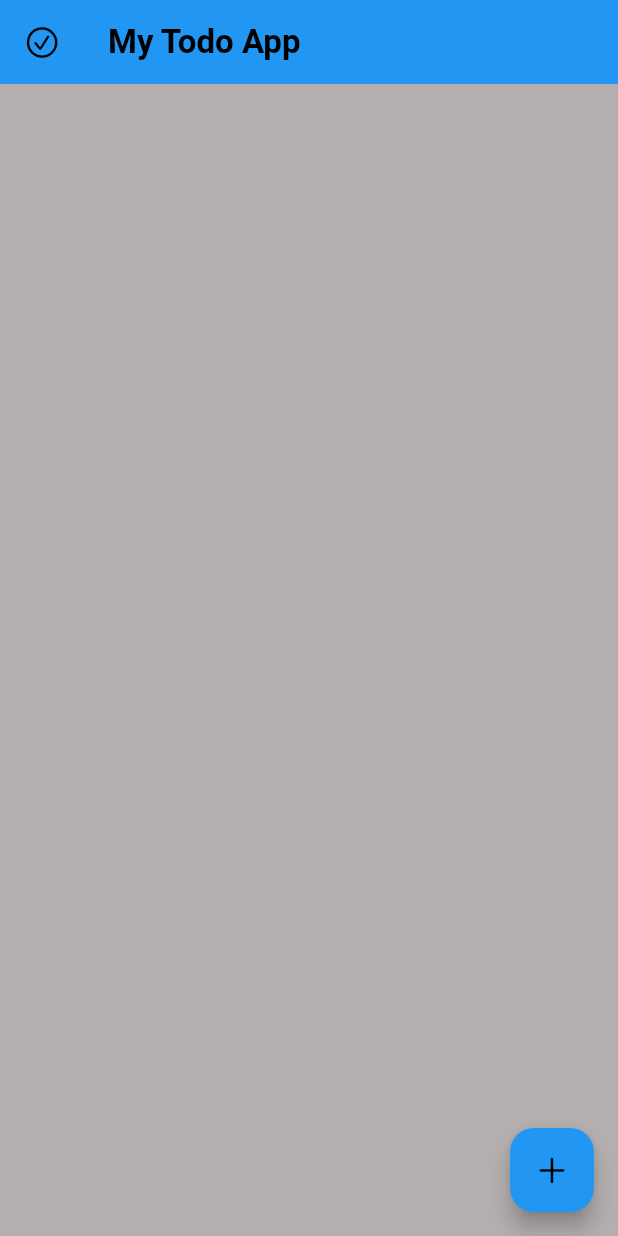
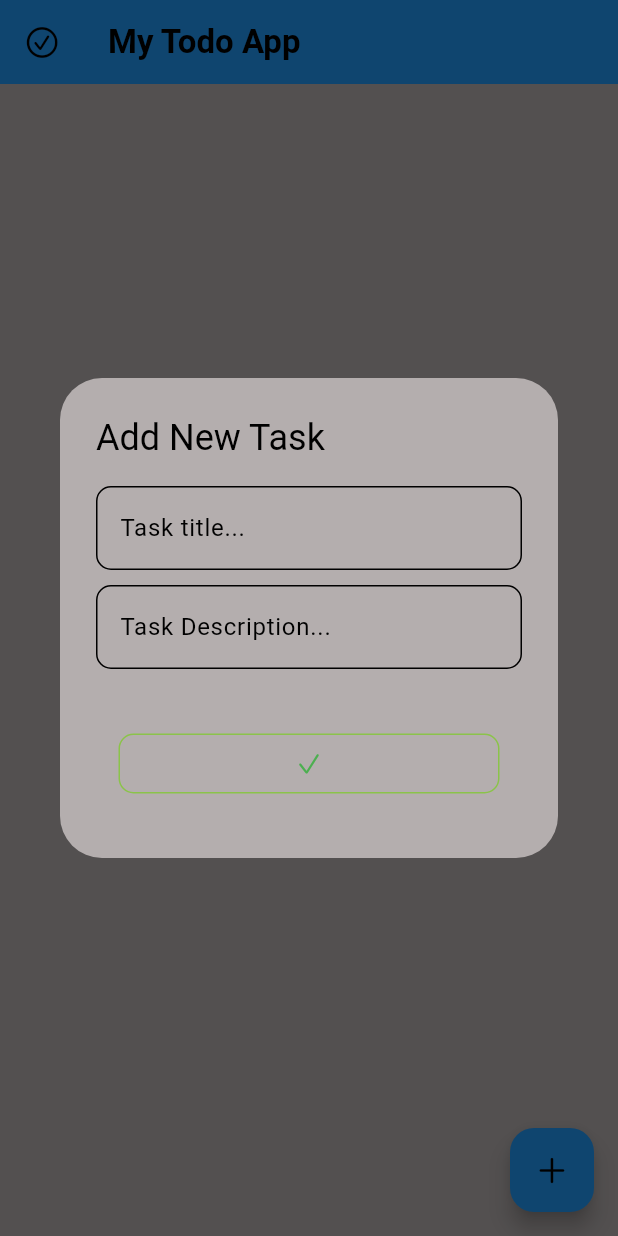
Before and after one commit to iLinx007/Flutter-todo_App, a Flutter app: the screen it shows after launch, after a tap on an icon or button, on a phone screen of 412 x 824 dp. Run offline on Flutter 3.47's test engine with Material 3 defaults, Android fonts, the phone set to English and light mode, and no system bars; our stand-ins replace bloc, equatable, flutter_bloc, hydrated_bloc.

Commit message:
Add new task

```diff
--- a/lib/home.dart
+++ b/lib/home.dart
@@ -35,7 +35,92 @@ class _HomeScreenState extends State<HomeScreen> {
     return Scaffold(
       backgroundColor: Theme.of(context).colorScheme.surface,
       floatingActionButton: FloatingActionButton(
-        onPressed: () {},
+        onPressed: () {
+          showDialog(
+              context: context,
+              builder: (context) {
+                TextEditingController controller1 = TextEditingController();
+                TextEditingController controller2 = TextEditingController();
+                return AlertDialog(
+                  title: const Text("Add New Task"),
+                  content: Column(
+                    mainAxisSize: MainAxisSize.min,
+                    children: [
+                      TextField(
+                        controller: controller1,
+                        cursorColor: Theme.of(context).colorScheme.secondary,
+                        decoration: InputDecoration(
+                            hintText: "Task title...",
+                            focusedBorder: OutlineInputBorder(
+                                borderRadius: BorderRadius.circular(10),
+                                borderSide: BorderSide(
+                                  color:
+                                      Theme.of(context).colorScheme.secondary,
+                                )),
+                            border: OutlineInputBorder(
+                                borderRadius: BorderRadius.circular(10),
+                                borderSide: const BorderSide(
+                                  color: Colors.grey,
+                                ))),
+                      ),
+                      const SizedBox(
+                        height: 10,
+                      ),
+                      TextField(
+                        controller: controller2,
+                        cursorColor: Theme.of(context).colorScheme.secondary,
+                        decoration: InputDecoration(
+                            hintText: "Task Description...",
+                            focusedBorder: OutlineInputBorder(
+                                borderRadius: BorderRadius.circular(10),
+                                borderSide: BorderSide(
+                                  color:
+                                      Theme.of(context).colorScheme.secondary,
+                                )),
+                            border: OutlineInputBorder(
+                                borderRadius: BorderRadius.circular(10),
+                                borderSide: const BorderSide(
+                                  color: Colors.grey,
+                                ))),
+                      ),
+                    ],
+                  ),
+                  actions: [
+                    Padding(
+                      padding: const EdgeInsets.all(15),
+                      child: TextButton(
+                        onPressed: () {
+                          addTodo(Todo(
+                            title: controller1.text,
+                            subtitle: controller2.text,
+                          ));
+                          controller1.text = '';
+                          controller2.text = '';
+                          Navigator.pop(context);
+                        },
+                        style: TextButton.styleFrom(
+                          shape: RoundedRectangleBorder(
+                            side: BorderSide(
+                              color: Theme.of(context).colorScheme.secondary,
+                            ),
+                            borderRadius: BorderRadius.circular(10),
+                          ),
+                          foregroundColor:
+                              Theme.of(context).colorScheme.secondary,
+                        ),
+                        child: SizedBox(
+                          width: MediaQuery.of(context).size.width,
+                          child: const Icon(
+                            CupertinoIcons.check_mark,
+                            color: Colors.green,
+                          ),
+                        ),
+                      ),
+                    ),
+                  ],
+                );
+              });
+        },
         backgroundColor: Theme.of(context).colorScheme.primary,
         child: const Icon(
           CupertinoIcons.add,
```
